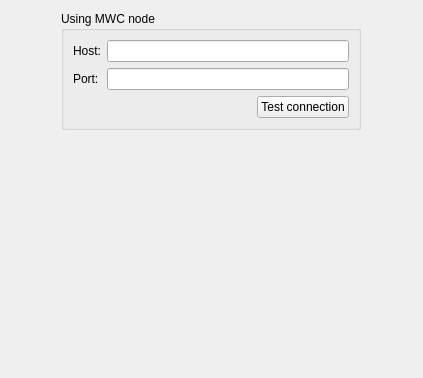
Before: the Qt Designer form windows/nodemanually.ui in mwcproject/mwc-qt-wallet, drawn with Qt 5.
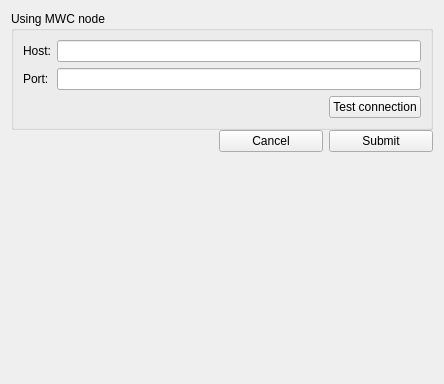
After: the same form once the commit is applied.

The edit to the form file:
```diff
--- a/windows/nodemanually.ui
+++ b/windows/nodemanually.ui
@@ -6,40 +6,26 @@
    <rect>
     <x>0</x>
     <y>0</y>
-    <width>423</width>
-    <height>378</height>
+    <width>444</width>
+    <height>384</height>
    </rect>
   </property>
   <property name="windowTitle">
    <string>Form</string>
   </property>
-  <layout class="QVBoxLayout" name="verticalLayout">
+  <layout class="QVBoxLayout" name="verticalLayout_2">
    <item>
     <layout class="QHBoxLayout" name="horizontalLayout">
      <property name="spacing">
       <number>0</number>
      </property>
      <item>
-      <spacer name="horizontalSpacer_2">
-       <property name="orientation">
-        <enum>Qt::Horizontal</enum>
-       </property>
-       <property name="sizeType">
-        <enum>QSizePolicy::Preferred</enum>
-       </property>
-       <property name="sizeHint" stdset="0">
-        <size>
-         <width>0</width>
-         <height>20</height>
-        </size>
-       </property>
-      </spacer>
-     </item>
+      <layout class="QVBoxLayout" name="verticalLayout">
      <item>
       <widget class="QGroupBox" name="groupBox">
        <property name="maximumSize">
         <size>
-         <width>300</width>
+           <width>16777215</width>
          <height>16777215</height>
         </size>
        </property>
@@ -84,7 +70,12 @@
       </widget>
      </item>
      <item>
-      <spacer name="horizontalSpacer">
+        <layout class="QHBoxLayout" name="horizontalLayout_2" stretch="2,1,1">
+         <property name="spacing">
+          <number>6</number>
+         </property>
+         <item>
+          <spacer name="horizontalSpacer_3">
        <property name="orientation">
         <enum>Qt::Horizontal</enum>
        </property>
@@ -93,11 +84,29 @@
        </property>
        <property name="sizeHint" stdset="0">
         <size>
-         <width>0</width>
+             <width>40</width>
          <height>20</height>
         </size>
        </property>
       </spacer>
+         </item>
+         <item>
+          <widget class="QPushButton" name="cancelButton">
+           <property name="text">
+            <string>Cancel</string>
+           </property>
+          </widget>
+         </item>
+         <item>
+          <widget class="QPushButton" name="submitButton">
+           <property name="text">
+            <string>Submit</string>
+           </property>
+          </widget>
+         </item>
+        </layout>
+       </item>
+      </layout>
      </item>
     </layout>
    </item>
```
Lines whose indentation alone changed are shown as unchanged.
